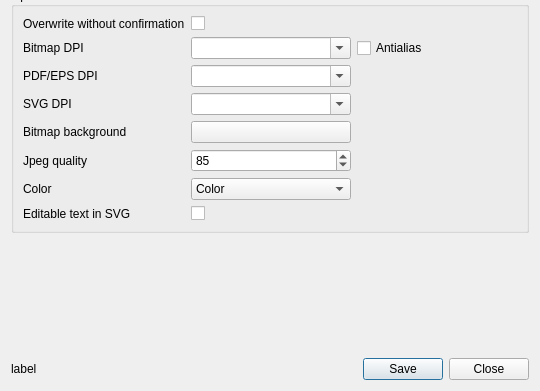
Above: ui/export.ui from veusz/veusz before the change; both pictures show x 0 to 540 and y 289 to 680 of the 540 by 680 pixel window. Below: the same form after it.
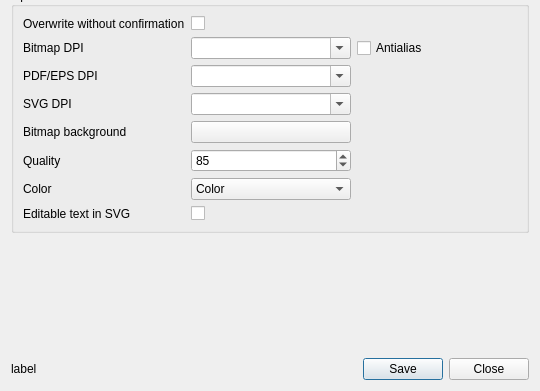
That is the form after the change.

Commit message: Show quality setting for WebP

What changed in the file:
```diff
--- a/ui/export.ui
+++ b/ui/export.ui
@@ -333,7 +333,7 @@
       <item row="5" column="0">
        <widget class="QLabel" name="labelQuality">
         <property name="text">
-         <string>Jpeg quality</string>
+         <string>Quality</string>
         </property>
        </widget>
       </item>
```
Left out of the diff: 2 changed lines with no effect on the pictures. The commit also changes 1 other file.
